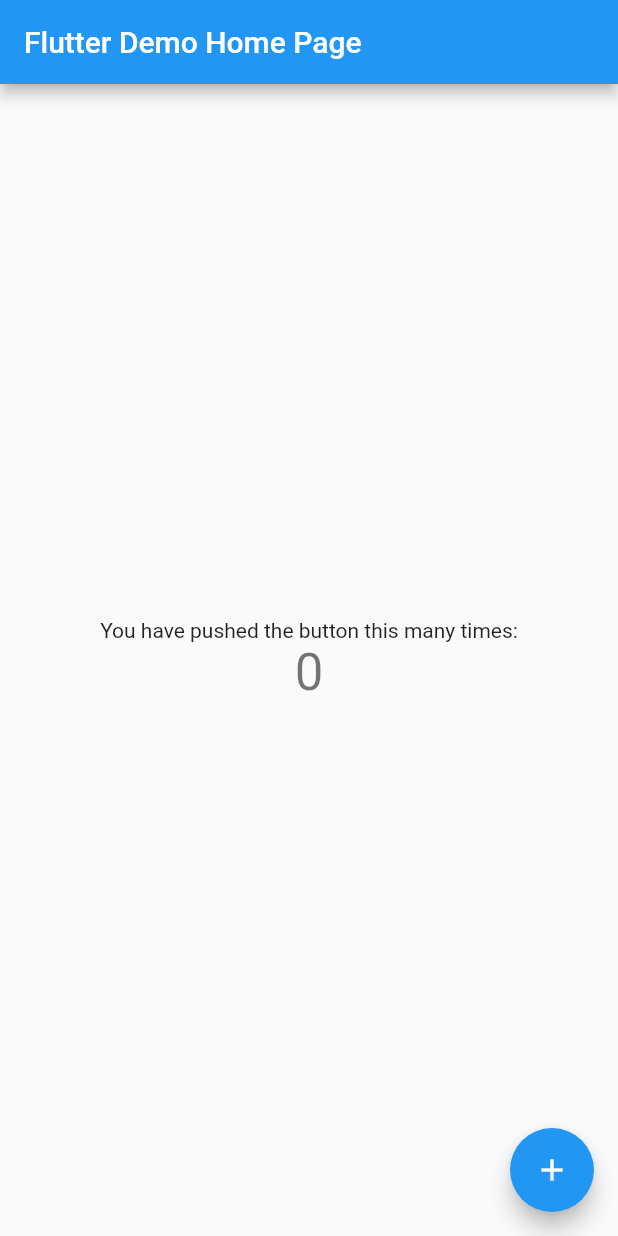
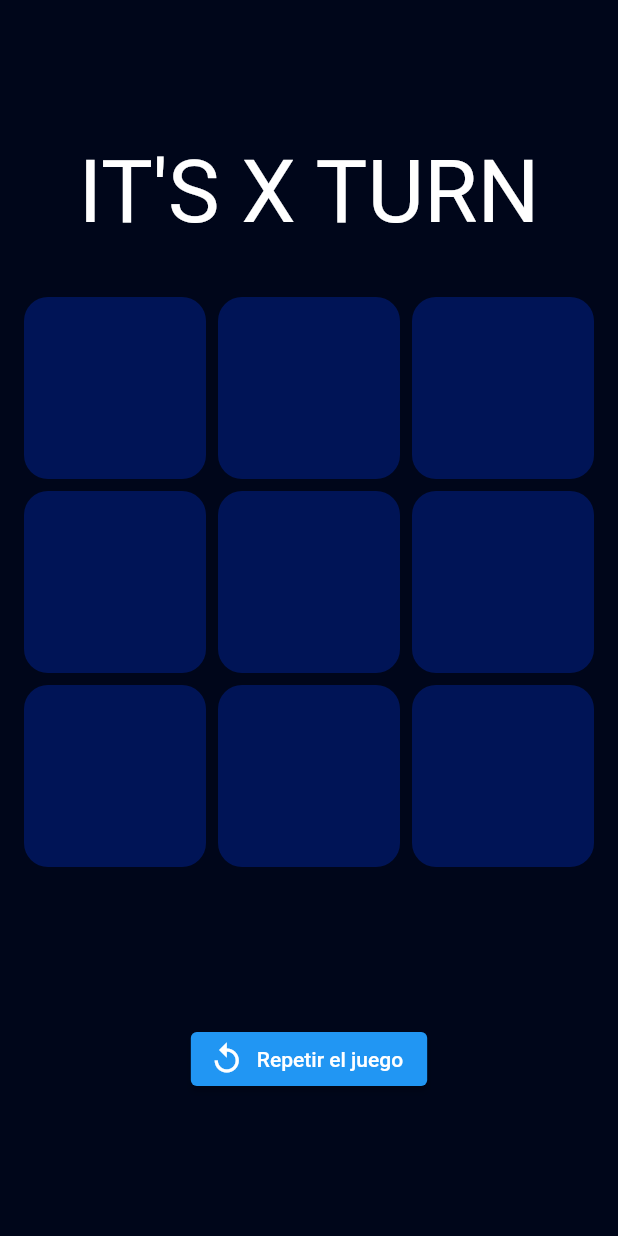
Before and after one commit to Ferdidand79/flutter_game_michi, a Flutter app: the screen it shows after launch, on a phone screen of 412 x 824 dp. Run offline on Flutter 3.47's test engine with Material 2 defaults, Android fonts, the phone set to English and light mode, and no system bars.

Commit message:
proyecto culminado

```diff
--- /dev/null
+++ b/lib/colors/color.dart
@@ -0,0 +1,5 @@
+import 'package:flutter/material.dart';
+
+Color primaryColor = Color(0XFF00061a);
+Color secondaryColor = Color(0XFF001456);
+Color accentColor = Color(0XFF4169e8);
--- a/lib/main.dart
+++ b/lib/main.dart
@@ -1,4 +1,5 @@
 import 'package:flutter/material.dart';
+import 'package:flutter_game_michi/pages/gameScreen.dart';
 
 void main() {
   runApp(const MyApp());
@@ -11,105 +12,8 @@ class MyApp extends StatelessWidget {
   @override
   Widget build(BuildContext context) {
     return MaterialApp(
-      title: 'Flutter Demo',
-      theme: ThemeData(
-        // This is the theme of your application.
-        //
-        // Try running your application with "flutter run". You'll see the
-        // application has a blue toolbar. Then, without quitting the app, try
-        // changing the primarySwatch below to Colors.green and then invoke
-        // "hot reload" (press "r" in the console where you ran "flutter run",
-        // or simply save your changes to "hot reload" in a Flutter IDE).
-        // Notice that the counter didn't reset back to zero; the application
-        // is not restarted.
-        primarySwatch: Colors.blue,
-      ),
-      home: const MyHomePage(title: 'Flutter Demo Home Page'),
+      debugShowCheckedModeBanner: false,
+      home: const GameScreen(),
     );
   }
 }
-
-class MyHomePage extends StatefulWidget {
-  const MyHomePage({Key? key, required this.title}) : super(key: key);
-
-  // This widget is the home page of your application. It is stateful, meaning
-  // that it has a State object (defined below) that contains fields that affect
-  // how it looks.
-
-  // This class is the configuration for the state. It holds the values (in this
-  // case the title) provided by the parent (in this case the App widget) and
-  // used by the build method of the State. Fields in a Widget subclass are
-  // always marked "final".
-
-  final String title;
-
-  @override
-  State<MyHomePage> createState() => _MyHomePageState();
-}
-
-class _MyHomePageState extends State<MyHomePage> {
-  int _counter = 0;
-
-  void _incrementCounter() {
-    setState(() {
-      // This call to setState tells the Flutter framework that something has
-      // changed in this State, which causes it to rerun the build method below
-      // so that the display can reflect the updated values. If we changed
-      // _counter without calling setState(), then the build method would not be
-      // called again, and so nothing would appear to happen.
-      _counter++;
-    });
-  }
-
-  @override
-  Widget build(BuildContext context) {
-    // This method is rerun every time setState is called, for instance as done
-    // by the _incrementCounter method above.
-    //
-    // The Flutter framework has been optimized to make rerunning build methods
-    // fast, so that you can just rebuild anything that needs updating rather
-    // than having to individually change instances of widgets.
-    return Scaffold(
-      appBar: AppBar(
-        // Here we take the value from the MyHomePage object that was created by
-        // the App.build method, and use it to set our appbar title.
-        title: Text(widget.title),
-      ),
-      body: Center(
-        // Center is a layout widget. It takes a single child and positions it
-        // in the middle of the parent.
-        child: Column(
-          // Column is also a layout widget. It takes a list of children and
-          // arranges them vertically. By default, it sizes itself to fit its
-          // children horizontally, and tries to be as tall as its parent.
-          //
-          // Invoke "debug painting" (press "p" in the console, choose the
-          // "Toggle Debug Paint" action from the Flutter Inspector in Android
-          // Studio, or the "Toggle Debug Paint" command in Visual Studio Code)
-          // to see the wireframe for each widget.
-          //
-          // Column has various properties to control how it sizes itself and
-          // how it positions its children. Here we use mainAxisAlignment to
-          // center the children vertically; the main axis here is the vertical
-          // axis because Columns are vertical (the cross axis would be
-          // horizontal).
-          mainAxisAlignment: MainAxisAlignment.center,
-          children: <Widget>[
-            const Text(
-              'You have pushed the button this many times:',
-            ),
-            Text(
-              '$_counter',
-              style: Theme.of(context).textTheme.headline4,
-            ),
-          ],
-        ),
-      ),
-      floatingActionButton: FloatingActionButton(
-        onPressed: _incrementCounter,
-        tooltip: 'Increment',
-        child: const Icon(Icons.add),
-      ), // This trailing comma makes auto-formatting nicer for build methods.
-    );
-  }
-}
--- /dev/null
+++ b/lib/pages/gameScreen.dart
@@ -0,0 +1,147 @@
+import 'package:flutter/material.dart';
+import 'package:flutter_game_michi/colors/color.dart';
+import 'package:flutter_game_michi/pages/game_logic.dart';
+
+class GameScreen extends StatefulWidget {
+  const GameScreen({Key? key}) : super(key: key);
+
+  @override
+  _GameScreenState createState() => _GameScreenState();
+}
+
+class _GameScreenState extends State<GameScreen> {
+  String lastValue = "X";
+  bool gameOver = false;
+  int turn = 0; //numero de draw
+  String result = "";
+  List<int> scoreboard = [
+    0,
+    0,
+    0,
+    0,
+    0,
+    0,
+    0,
+    0
+  ]; //el score de las diferentes combianaciones del juego [Row 1,2,3, Col 1,2,3, Diag 1,2];
+
+  //declaramos un nuevo componente de juego
+  Game game = Game();
+
+  //iniciamos el Game Board
+  @override
+  void initState() {
+    super.initState();
+    game.board = Game.initGameBoard();
+    print(game.board);
+  }
+
+  @override
+  Widget build(BuildContext context) {
+    double boardWidth = MediaQuery.of(context).size.width;
+    return Scaffold(
+      backgroundColor: primaryColor,
+      body: Column(
+        mainAxisAlignment: MainAxisAlignment.center,
+        crossAxisAlignment: CrossAxisAlignment.center,
+        children: [
+          Text(
+            "It's ${lastValue} turn".toUpperCase(),
+            style: TextStyle(
+              color: Colors.white,
+              fontSize: 58,
+            ),
+          ),
+          SizedBox(
+            height: 20.0,
+          ),
+          Container(
+            height: boardWidth,
+            width: boardWidth,
+            child: GridView.count(
+              crossAxisCount: Game.boardlenth ~/
+                  3, // el operador ~/ siempre debes evidenciar a entero y devolver un Int como resultado
+              padding: EdgeInsets.all(16.0),
+              mainAxisSpacing: 8.0,
+              crossAxisSpacing: 8.0,
+              children: List.generate(Game.boardlenth, (index) {
+                return InkWell(
+                  onTap: gameOver
+                      ? null
+                      : () {
+                          //nesecitamso agregar el nuevo valor del board y refrescar el screen
+                          //también necesitamos alternar el jugador
+                          //nosotros necesitamso aplicar el click only y el  campo es empty
+                          //creamos un botond e repeticion de juego
+
+                          if (game.board![index] == "") {
+                            setState(() {
+                              game.board![index] = lastValue;
+                              turn++;
+                              gameOver = game.winnerCheck(
+                                  lastValue, index, scoreboard, 3);
+                              if (gameOver) {
+                                result = "$lastValue es el ganador";
+                              } else if (!gameOver && turn == 9) {
+                                result = "Emapate";
+                                gameOver = true;
+                              }
+                              if (lastValue == "X")
+                                lastValue = "0";
+                              else
+                                lastValue = "X";
+                            });
+                          }
+                        },
+                  child: Container(
+                    width: Game.blocSize,
+                    height: Game.blocSize,
+                    decoration: BoxDecoration(
+                        color: secondaryColor,
+                        borderRadius: BorderRadius.circular(16.0)),
+                    child: Center(
+                      child: Text(
+                        game.board![index],
+                        style: TextStyle(
+                          color: game.board![index] == "X"
+                              ? Colors.blue
+                              : Colors.pink,
+                          fontSize: 64.0,
+                        ),
+                      ),
+                    ),
+                  ),
+                );
+              }),
+            ),
+          ),
+          SizedBox(
+            height: 25.0,
+          ),
+          Text(
+            result,
+            style: TextStyle(
+              color: Colors.white,
+              fontSize: 54.0,
+            ),
+          ),
+          ElevatedButton.icon(
+            onPressed: () {
+              setState(() {
+                //borrar la pizarra
+                game.board = Game.initGameBoard();
+                lastValue = "X";
+                gameOver = false;
+                turn = 0;
+                result = "";
+                scoreboard = [0, 0, 0, 0, 0, 0, 0, 0];
+              });
+            },
+            icon: const Icon(Icons.replay),
+            label: Text("Repetir el juego"),
+          ),
+        ],
+      ),
+    );
+  }
+}
--- a/pubspec.yaml
+++ b/pubspec.yaml
@@ -58,8 +58,8 @@ flutter:
   uses-material-design: true
 
   # To add assets to your application, add an assets section, like this:
-  # assets:
-  #   - images/a_dot_burr.jpeg
+  assets:
+     - assets/images/
   #   - images/a_dot_ham.jpeg
 
   # An image asset can refer to one or more resolution-specific "variants", see
```
Also changed, not shown: lib/pages/game_logic.dart (added, +40 -0 lines), 1 other file.
